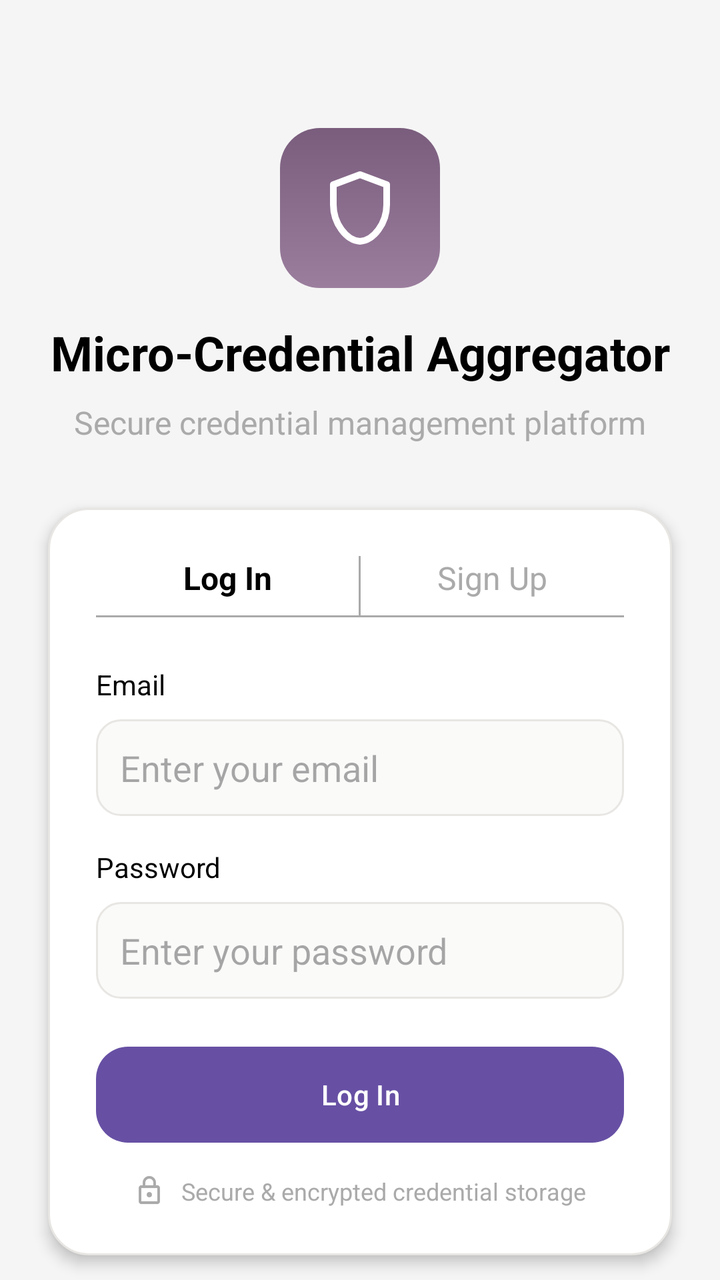
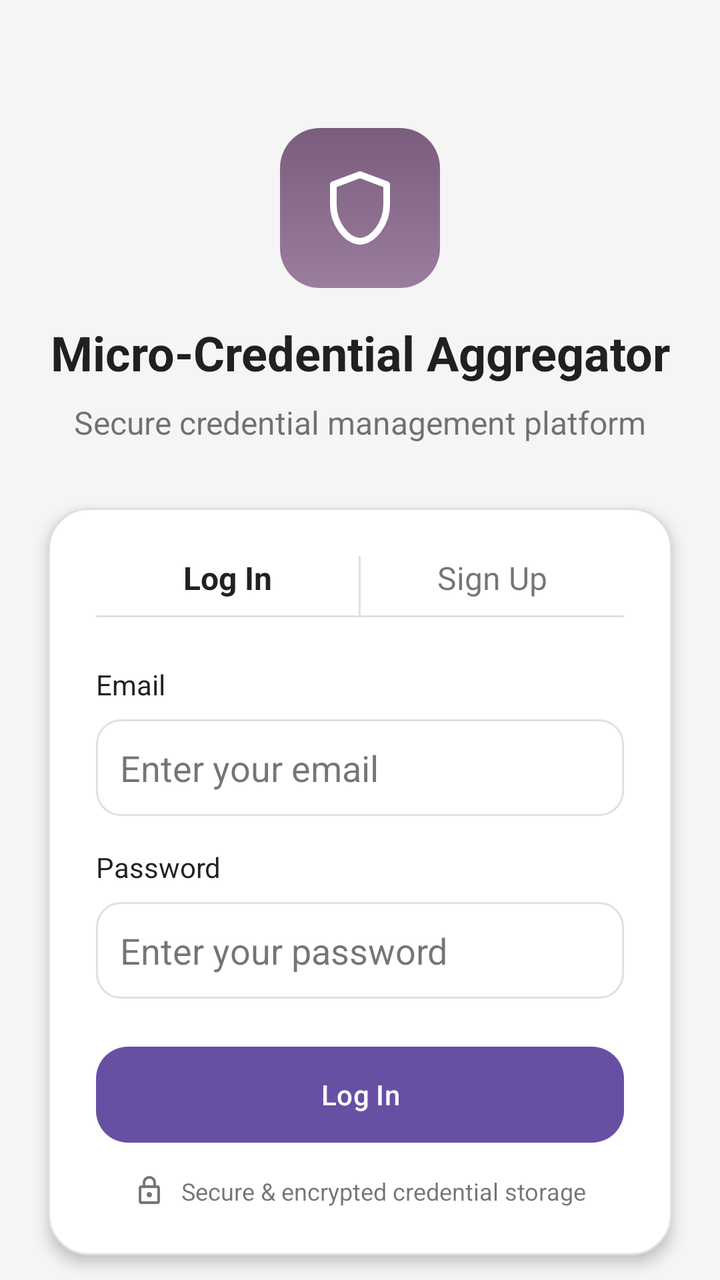

Compare the two renders of this Android layout. The source of the first and the diff that turns it into the second are given below.
<!-- AndroidManifest.xml: application theme Theme.MicroCredential -->
<!-- res/layout/activity_login.xml -->
<?xml version="1.0" encoding="utf-8"?>
<androidx.constraintlayout.widget.ConstraintLayout xmlns:android="http://schemas.android.com/apk/res/android"
    xmlns:app="http://schemas.android.com/apk/res-auto"
    xmlns:tools="http://schemas.android.com/tools"
    android:layout_width="match_parent"
    android:layout_height="match_parent"
    android:background="#F5F5F5"
    tools:context=".LoginActivity">

    <ImageView
        android:id="@+id/iv_logo"
        android:layout_width="80dp"
        android:layout_height="80dp"
        android:layout_marginTop="64dp"
        android:background="@drawable/bg_icon"
        android:padding="20dp"
        android:src="@drawable/ic_shield_outline"
        app:layout_constraintEnd_toEndOf="parent"
        app:layout_constraintStart_toStartOf="parent"
        app:layout_constraintTop_toTopOf="parent"
        app:tint="@android:color/white" />

    <TextView
        android:id="@+id/tv_title"
        android:layout_width="wrap_content"
        android:layout_height="wrap_content"
        android:layout_marginTop="16dp"
        android:text="Micro-Credential
Aggregator"
        android:textAlignment="center"
        android:textColor="@android:color/black"
        android:textSize="24sp"
        android:textStyle="bold"
        app:layout_constraintEnd_toEndOf="parent"
        app:layout_constraintStart_toStartOf="parent"
        app:layout_constraintTop_toBottomOf="@+id/iv_logo" />

    <TextView
        android:id="@+id/tv_subtitle"
        android:layout_width="wrap_content"
        android:layout_height="wrap_content"
        android:layout_marginTop="8dp"
        android:text="Secure credential management platform"
        android:textColor="@android:color/darker_gray"
        android:textSize="16sp"
        app:layout_constraintEnd_toEndOf="parent"
        app:layout_constraintStart_toStartOf="parent"
        app:layout_constraintTop_toBottomOf="@+id/tv_title" />

    <LinearLayout
        android:id="@+id/ll_card"
        android:layout_width="0dp"
        android:layout_height="wrap_content"
        android:layout_marginStart="24dp"
        android:layout_marginTop="32dp"
        android:layout_marginEnd="24dp"
        android:background="@drawable/bg_card"
        android:elevation="4dp"
        android:orientation="vertical"
        android:padding="24dp"
        app:layout_constraintEnd_toEndOf="parent"
        app:layout_constraintStart_toStartOf="parent"
        app:layout_constraintTop_toBottomOf="@+id/tv_subtitle">

        <LinearLayout
            android:layout_width="match_parent"
            android:layout_height="wrap_content"
            android:orientation="horizontal">

            <TextView
                android:id="@+id/tv_login_tab"
                android:layout_width="0dp"
                android:layout_height="wrap_content"
                android:layout_weight="1"
                android:gravity="center"
                android:paddingBottom="8dp"
                android:text="Log In"
                android:textColor="@android:color/black"
                android:textSize="16sp"
                android:textStyle="bold" />

            <View
                android:layout_width="1dp"
                android:layout_height="match_parent"
                android:background="@android:color/darker_gray" />

            <TextView
                android:id="@+id/tv_signup_tab"
                android:layout_width="0dp"
                android:layout_height="wrap_content"
                android:layout_weight="1"
                android:gravity="center"
                android:paddingBottom="8dp"
                android:text="Sign Up"
                android:textColor="@android:color/darker_gray"
                android:textSize="16sp" />
        </LinearLayout>

        <View
            android:layout_width="match_parent"
            android:layout_height="1dp"
            android:background="@android:color/darker_gray" />


        <TextView
            android:layout_width="wrap_content"
            android:layout_height="wrap_content"
            android:layout_marginTop="24dp"
            android:text="Email"
            android:textColor="@android:color/black"
            android:textSize="14sp" />

        <EditText
            android:id="@+id/et_email"
            android:layout_width="match_parent"
            android:layout_height="wrap_content"
            android:layout_marginTop="8dp"
            android:background="@drawable/bg_input"
            android:hint="Enter your email"
            android:inputType="textEmailAddress"
            android:padding="12dp" />

        <TextView
            android:layout_width="wrap_content"
            android:layout_height="wrap_content"
            android:layout_marginTop="16dp"
            android:text="Password"
            android:textColor="@android:color/black"
            android:textSize="14sp" />

        <EditText
            android:id="@+id/et_password"
            android:layout_width="match_parent"
            android:layout_height="wrap_content"
            android:layout_marginTop="8dp"
            android:background="@drawable/bg_input"
            android:hint="Enter your password"
            android:inputType="textPassword"
            android:padding="12dp" />

        <Button
            android:id="@+id/btn_login"
            android:layout_width="match_parent"
            android:layout_height="wrap_content"
            android:layout_marginTop="24dp"
            android:background="@drawable/bg_button_primary"
            android:text="Log In"
            android:textAllCaps="false"
            android:textColor="@android:color/white" />

        <LinearLayout
            android:layout_width="wrap_content"
            android:layout_height="wrap_content"
            android:layout_gravity="center_horizontal"
            android:layout_marginTop="16dp"
            android:gravity="center_vertical"
            android:orientation="horizontal">

            <ImageView
                android:layout_width="16dp"
                android:layout_height="16dp"
                android:src="@drawable/ic_lock"
                app:tint="@android:color/darker_gray" />

            <TextView
                android:layout_width="wrap_content"
                android:layout_height="wrap_content"
                android:layout_marginStart="8dp"
                android:text="Secure &amp; encrypted credential storage"
                android:textColor="@android:color/darker_gray"
                android:textSize="12sp" />
        </LinearLayout>
    </LinearLayout>

    <TextView
        android:layout_width="wrap_content"
        android:layout_height="wrap_content"
        android:layout_marginBottom="24dp"
        android:text="Demo mode: Click any button to explore"
        android:textColor="@android:color/darker_gray"
        android:textSize="14sp"
        app:layout_constraintBottom_toBottomOf="parent"
        app:layout_constraintEnd_toEndOf="parent"
        app:layout_constraintStart_toStartOf="parent" />

</androidx.constraintlayout.widget.ConstraintLayout>
<!-- resources referenced by this layout -->
<resources>
  <!-- drawable bg_button_primary (drawable) -->
  <?xml version="1.0" encoding="utf-8"?>
  <shape xmlns:android="http://schemas.android.com/apk/res/android"
      android:shape="rectangle">
  
      <solid android:color="#8B6A8E"/>
  
      <corners android:radius="16dp"/>
  
  </shape>
  <!-- drawable bg_card (drawable) -->
  <?xml version="1.0" encoding="utf-8"?>
  <shape xmlns:android="http://schemas.android.com/apk/res/android"
      android:shape="rectangle">
  
      
      <solid android:color="#FFFFFF"/>
  
      
      <stroke
          android:width="1dp"
          android:color="#E8E6E3"/>
  
      
      <corners android:radius="20dp"/>
  
  </shape>
  <!-- drawable bg_icon (drawable) -->
  <?xml version="1.0" encoding="utf-8"?>
  <shape xmlns:android="http://schemas.android.com/apk/res/android"
      android:shape="rectangle">
  
      
      <gradient
          android:type="linear"
          android:angle="90"
          android:startColor="#9B7E9E"
          android:endColor="#7A5D7D"/>
  
      
      <corners android:radius="20dp"/>
  
      
      <padding
          android:left="0dp"
          android:top="0dp"
          android:right="0dp"
          android:bottom="0dp"/>
  
  </shape>
  <!-- drawable bg_input (drawable) -->
  <?xml version="1.0" encoding="utf-8"?>
  <shape xmlns:android="http://schemas.android.com/apk/res/android"
      android:shape="rectangle">
  
      
      <solid android:color="#FAFAF9"/>
  
      
      <stroke
          android:width="1dp"
          android:color="#E8E6E3"/>
  
      
      <corners android:radius="12dp"/>
  
  </shape>
  <!-- drawable ic_lock (drawable) -->
  <vector xmlns:android="http://schemas.android.com/apk/res/android"
      android:width="24dp"
      android:height="24dp"
      android:viewportWidth="24"
      android:viewportHeight="24">
    <path
        android:fillColor="#000000"
        android:pathData="M12,17c1.1,0 2,-0.9 2,-2s-0.9,-2 -2,-2 -2,0.9 -2,2 0.9,2 2,2zM18,8h-1V6c0,-2.76 -2.24,-5 -5,-5S7,3.24 7,6v2H6c-1.1,0 -2,0.9 -2,2v10c0,1.1 0.9,2 2,2h12c1.1,0 2,-0.9 2,-2V10c0,-1.1 -0.9,-2 -2,-2zM12,3c1.66,0 3,1.34 3,3v2H9V6c0,-1.66 1.34,-3 3,-3zM18,20H6V10h12v10z"/>
  </vector>
  <!-- drawable ic_shield_outline (drawable) -->
  <?xml version="1.0" encoding="utf-8"?>
  <vector xmlns:android="http://schemas.android.com/apk/res/android"
      android:width="24dp"
      android:height="24dp"
      android:viewportWidth="24"
      android:viewportHeight="24">
  
      <path
          android:pathData="M12 2L4 5V11C4 16.55 7.84 21.74 12 22C16.16 21.74 20 16.55 20 11V5L12 2Z"
          android:fillColor="@android:color/transparent"
          android:strokeColor="#FFFFFF"
          android:strokeWidth="2"
          android:strokeLineJoin="round"
          android:strokeLineCap="round"/>
  </vector>
  <style name="Theme.MicroCredential" parent="Base.Theme.MicroCredential" />
  <style name="Base.Theme.MicroCredential" parent="Theme.Material3.DayNight.NoActionBar">
          
          
      </style>
</resources>

<!-- the commit's change to res/layout/activity_login.xml (unified diff, before → after) -->
@@ -4,7 +4,7 @@
     xmlns:tools="http://schemas.android.com/tools"
     android:layout_width="match_parent"
     android:layout_height="match_parent"
-    android:background="#F5F5F5"
+    android:background="@color/app_background"
     tools:context=".LoginActivity">
 
     <ImageView
@@ -28,7 +28,7 @@
         android:text="Micro-Credential
 Aggregator"
         android:textAlignment="center"
-        android:textColor="@android:color/black"
+        android:textColor="@color/text_primary"
         android:textSize="24sp"
         android:textStyle="bold"
         app:layout_constraintEnd_toEndOf="parent"
@@ -41,7 +41,7 @@ Aggregator"
         android:layout_height="wrap_content"
         android:layout_marginTop="8dp"
         android:text="Secure credential management platform"
-        android:textColor="@android:color/darker_gray"
+        android:textColor="@color/text_secondary"
         android:textSize="16sp"
         app:layout_constraintEnd_toEndOf="parent"
         app:layout_constraintStart_toStartOf="parent"
@@ -75,14 +75,14 @@ Aggregator"
                 android:gravity="center"
                 android:paddingBottom="8dp"
                 android:text="Log In"
-                android:textColor="@android:color/black"
+                android:textColor="@color/text_primary"
                 android:textSize="16sp"
                 android:textStyle="bold" />
 
             <View
                 android:layout_width="1dp"
                 android:layout_height="match_parent"
-                android:background="@android:color/darker_gray" />
+                android:background="@color/card_stroke" />
 
             <TextView
                 android:id="@+id/tv_signup_tab"
@@ -92,14 +92,14 @@ Aggregator"
                 android:gravity="center"
                 android:paddingBottom="8dp"
                 android:text="Sign Up"
-                android:textColor="@android:color/darker_gray"
+                android:textColor="@color/text_secondary"
                 android:textSize="16sp" />
         </LinearLayout>
 
         <View
             android:layout_width="match_parent"
             android:layout_height="1dp"
-            android:background="@android:color/darker_gray" />
+            android:background="@color/card_stroke" />
 
 
         <TextView
@@ -107,7 +107,7 @@ Aggregator"
             android:layout_height="wrap_content"
             android:layout_marginTop="24dp"
             android:text="Email"
-            android:textColor="@android:color/black"
+            android:textColor="@color/text_primary"
             android:textSize="14sp" />
 
         <EditText
@@ -117,6 +117,8 @@ Aggregator"
             android:layout_marginTop="8dp"
             android:background="@drawable/bg_input"
             android:hint="Enter your email"
+            android:textColor="@color/text_primary"
+            android:textColorHint="@color/text_secondary"
             android:inputType="textEmailAddress"
             android:padding="12dp" />
 
@@ -125,7 +127,7 @@ Aggregator"
             android:layout_height="wrap_content"
             android:layout_marginTop="16dp"
             android:text="Password"
-            android:textColor="@android:color/black"
+            android:textColor="@color/text_primary"
             android:textSize="14sp" />
 
         <EditText
@@ -135,6 +137,8 @@ Aggregator"
             android:layout_marginTop="8dp"
             android:background="@drawable/bg_input"
             android:hint="Enter your password"
+            android:textColor="@color/text_primary"
+            android:textColorHint="@color/text_secondary"
             android:inputType="textPassword"
             android:padding="12dp" />
 
@@ -160,14 +164,14 @@ Aggregator"
                 android:layout_width="16dp"
                 android:layout_height="16dp"
                 android:src="@drawable/ic_lock"
-                app:tint="@android:color/darker_gray" />
+                app:tint="@color/text_secondary" />
 
             <TextView
                 android:layout_width="wrap_content"
                 android:layout_height="wrap_content"
                 android:layout_marginStart="8dp"
                 android:text="Secure &amp; encrypted credential storage"
-                android:textColor="@android:color/darker_gray"
+                android:textColor="@color/text_secondary"
                 android:textSize="12sp" />
         </LinearLayout>
     </LinearLayout>
@@ -177,7 +181,7 @@ Aggregator"
         android:layout_height="wrap_content"
         android:layout_marginBottom="24dp"
         android:text="Demo mode: Click any button to explore"
-        android:textColor="@android:color/darker_gray"
+        android:textColor="@color/text_secondary"
         android:textSize="14sp"
         app:layout_constraintBottom_toBottomOf="parent"
         app:layout_constraintEnd_toEndOf="parent"
<!-- resource entries referenced after the edit -->
@@ -1,5 +1,9 @@
 <!-- resources referenced by this layout -->
 <resources>
+  <color name="app_background">#F5F5F5</color>
+  <color name="card_stroke">#E0E0E0</color>
+  <color name="text_primary">#DE000000</color>
+  <color name="text_secondary">#8A000000</color>
   <!-- drawable bg_button_primary (drawable) -->
   <?xml version="1.0" encoding="utf-8"?>
   <shape xmlns:android="http://schemas.android.com/apk/res/android"
@@ -16,12 +20,12 @@
       android:shape="rectangle">
   
       
-      <solid android:color="#FFFFFF"/>
+      <solid android:color="@color/surface_color"/>
   
       
       <stroke
           android:width="1dp"
-          android:color="#E8E6E3"/>
+          android:color="@color/card_stroke"/>
   
       
       <corners android:radius="20dp"/>
@@ -56,12 +60,12 @@
       android:shape="rectangle">
   
       
-      <solid android:color="#FAFAF9"/>
+      <solid android:color="@color/surface_color"/>
   
       
       <stroke
           android:width="1dp"
-          android:color="#E8E6E3"/>
+          android:color="@color/card_stroke"/>
   
       
       <corners android:radius="12dp"/>
@@ -94,6 +98,7 @@
           android:strokeLineCap="round"/>
   </vector>
   <style name="Theme.MicroCredential" parent="Base.Theme.MicroCredential" />
+  <color name="surface_color">#FFFFFF</color>
   <style name="Base.Theme.MicroCredential" parent="Theme.Material3.DayNight.NoActionBar">
           
           
